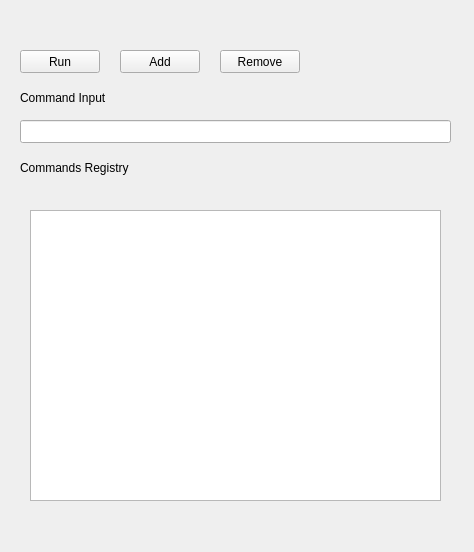
Qt form user_interface.ui (caiorss/qapplauncher) before a commit.
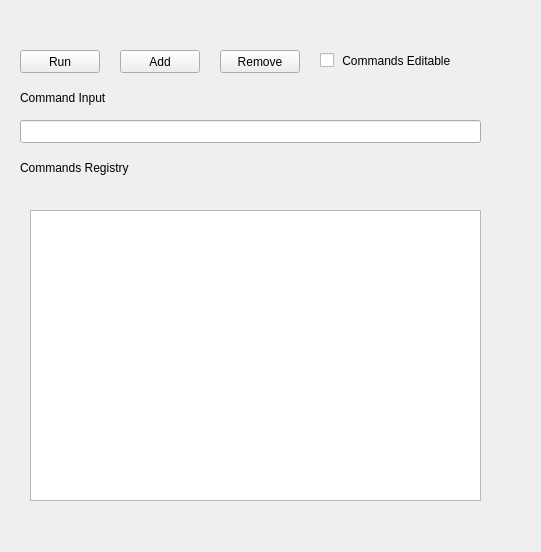
The same form after that commit.

Commit message: Update user interface - add tooltips and checkbox.

Diff of the .ui file:
```diff
--- a/user_interface.ui
+++ b/user_interface.ui
@@ -6,7 +6,7 @@
    <rect>
     <x>0</x>
     <y>0</y>
-    <width>474</width>
+    <width>541</width>
     <height>552</height>
    </rect>
   </property>
@@ -32,7 +32,7 @@
      <rect>
       <x>20</x>
       <y>120</y>
-      <width>431</width>
+      <width>461</width>
       <height>23</height>
      </rect>
     </property>
@@ -94,10 +94,29 @@
      <rect>
       <x>30</x>
       <y>210</y>
-      <width>411</width>
+      <width>451</width>
       <height>291</height>
      </rect>
     </property>
+    <property name="toolTip">
+     <string>Double click to run any selected command or click at the button run.</string>
+    </property>
+   </widget>
+   <widget class="QCheckBox" name="chbox_editable">
+    <property name="geometry">
+     <rect>
+      <x>320</x>
+      <y>50</y>
+      <width>161</width>
+      <height>21</height>
+     </rect>
+    </property>
+    <property name="toolTip">
+     <string>If checked, any item in the command registry become editable instead of being run.</string>
+    </property>
+    <property name="text">
+     <string> Commands Editable</string>
+    </property>
    </widget>
   </widget>
   <widget class="QMenuBar" name="menuBar">
```
Left out of the diff: 14 changed lines with no effect on the pictures.
